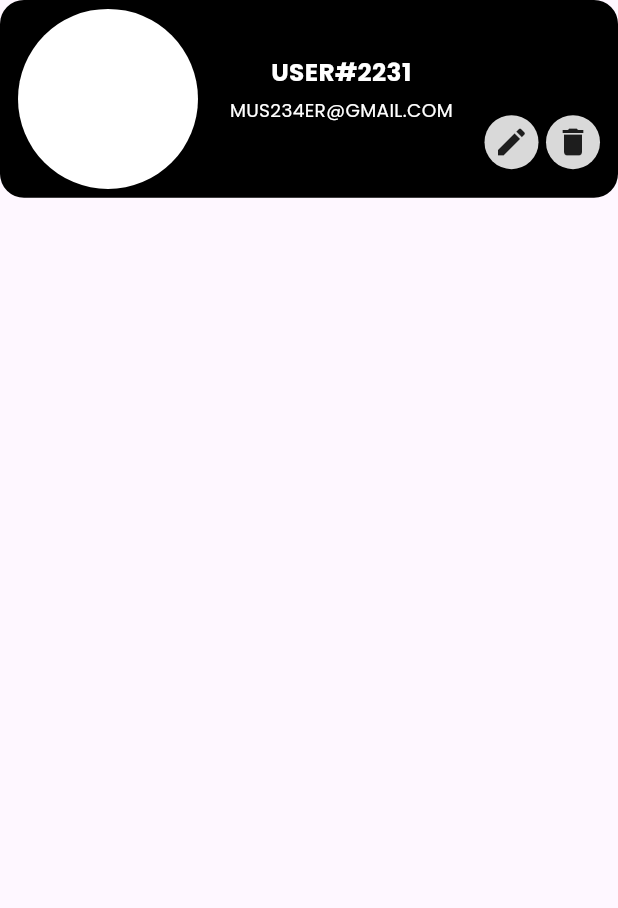
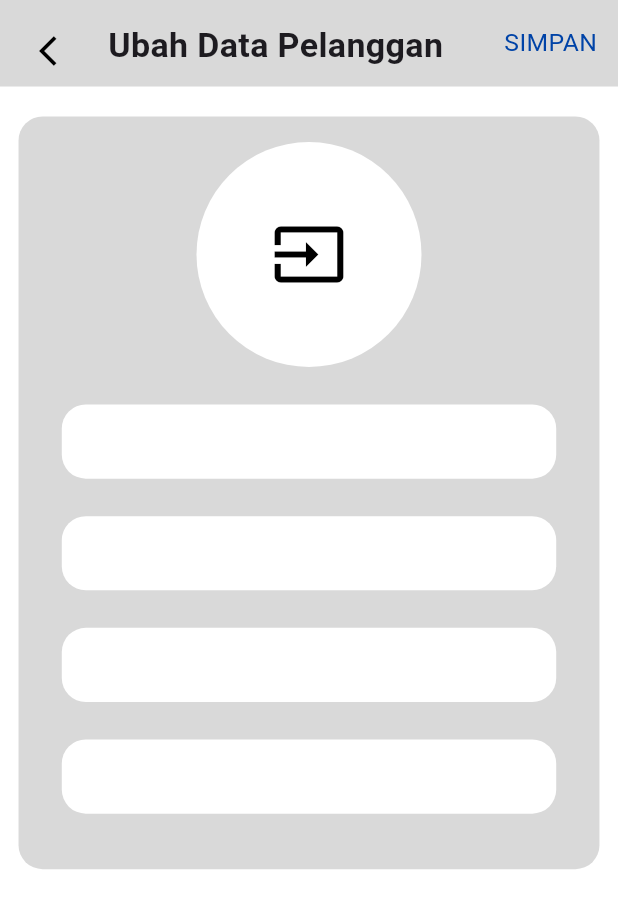
Before and after one commit to silkiy/ukk_kantin_2, a Flutter app: the CardPelangganStan widget shown alone on an empty page, opened directly, after a tap on the "edit" icon, on a phone screen of 412 x 824 dp. Shown: the top 908 px of the screen. Run offline on Flutter 3.47's test engine with Material 3 defaults, Android fonts, the phone set to English and light mode, and no system bars; our stand-ins replace animated_splash_screen, google_fonts, page_transition.

Commit message:
feat (frontend) : add page crud pelanggan

```diff
--- a/lib/components/card_pelanggan_stan.dart
+++ b/lib/components/card_pelanggan_stan.dart
@@ -1,5 +1,7 @@
 import 'package:flutter/material.dart';
 import 'package:google_fonts/google_fonts.dart';
+import 'package:ukk_kantin_menyok/pages/stan/crud/edit_pelanggan_stan_page.dart';
+import 'package:ukk_kantin_menyok/pages/stan/data_pelanggan_stan_page.dart';
 
 class CardPelangganStan extends StatelessWidget {
   const CardPelangganStan({super.key});
@@ -7,7 +9,12 @@ class CardPelangganStan extends StatelessWidget {
   @override
   Widget build(BuildContext context) {
     return GestureDetector(
-      onTap: () {},
+      onTap: () {
+        Navigator.push(
+          context,
+          MaterialPageRoute(builder: (context) => DataPelangganStanPage()),
+        );
+      },
       child: Container(
         height: MediaQuery.of(context).size.height * 0.16,
         width: MediaQuery.of(context).size.width,
@@ -60,7 +67,14 @@ class CardPelangganStan extends StatelessWidget {
                 child: Row(
                   children: [
                     GestureDetector(
-                      onTap: () {},
+                      onTap: () {
+                        Navigator.push(
+                          context,
+                          MaterialPageRoute(
+                            builder: (context) => EditPelangganStanPage(),
+                          ),
+                        );
+                      },
                       child: Container(
                         padding: EdgeInsets.all(6),
                         decoration: BoxDecoration(
--- /dev/null
+++ b/lib/pages/stan/crud/edit_pelanggan_stan_page.dart
@@ -0,0 +1,142 @@
+import 'package:flutter/material.dart';
+
+class EditPelangganStanPage extends StatefulWidget {
+  const EditPelangganStanPage({super.key});
+
+  @override
+  State<EditPelangganStanPage> createState() => _EditPelangganStanPageState();
+}
+
+class _EditPelangganStanPageState extends State<EditPelangganStanPage> {
+  @override
+  Widget build(BuildContext context) {
+    return Scaffold(
+      backgroundColor: Colors.white,
+      body: SafeArea(
+        child: Column(
+          children: [
+            Container(
+              height: MediaQuery.of(context).size.height * 0.07,
+              color: Color(0xffD9D9D9),
+              child: Padding(
+                padding: const EdgeInsets.all(14),
+                child: Container(
+                  child: Row(
+                    mainAxisAlignment: MainAxisAlignment.spaceBetween,
+                    children: [
+                      Row(
+                        children: [
+                          IconButton(
+                            icon: Icon(
+                              Icons.arrow_back_ios,
+                              color: Colors.black,
+                            ),
+                            onPressed: () {
+                              Navigator.pop(context);
+                            },
+                          ),
+                          SizedBox(width: 10),
+                          Text(
+                            "Ubah Data Pelanggan",
+                            style: TextStyle(
+                              fontSize:
+                                  MediaQuery.of(context).size.width * 0.055,
+                              fontWeight: FontWeight.bold,
+                            ),
+                          ),
+                        ],
+                      ),
+                      GestureDetector(
+                        onTap: () {},
+                        child: Text(
+                          "SIMPAN",
+                          style: TextStyle(
+                            fontSize: MediaQuery.of(context).size.width * 0.04,
+                            fontWeight: FontWeight.w400,
+                            color: Color(0xff0043A7),
+                          ),
+                        ),
+                      ),
+                    ],
+                  ),
+                ),
+              ),
+            ),
+            SizedBox(height: 20),
+            Padding(
+              padding: EdgeInsets.symmetric(
+                horizontal: MediaQuery.of(context).size.width * 0.03,
+              ),
+              child: Container(
+                // height: MediaQuery.of(context).size.height * 0.45,
+                width: MediaQuery.of(context).size.width,
+                decoration: BoxDecoration(
+                  borderRadius: BorderRadius.circular(16),
+                  color: Color(0xffD9D9D9),
+                ),
+                child: Padding(
+                  padding: const EdgeInsets.all(12),
+                  child: Column(
+                    children: [
+                      const SizedBox(height: 5),
+                      Container(
+                        width: 150.0,
+                        height: 150.0,
+                        decoration: BoxDecoration(
+                          shape: BoxShape.circle,
+                          color: Colors.white,
+                        ),
+                        child: Icon(
+                          Icons.input,
+                          color: Colors.black,
+                          size: 50,
+                        ),
+                      ),
+                      const SizedBox(height: 25),
+                      Container(
+                        height: MediaQuery.of(context).size.height * 0.06,
+                        width: MediaQuery.of(context).size.width * 0.8,
+                        decoration: BoxDecoration(
+                          borderRadius: BorderRadius.circular(16),
+                          color: Colors.white,
+                        ),
+                      ),
+                      const SizedBox(height: 25),
+                      Container(
+                        height: MediaQuery.of(context).size.height * 0.06,
+                        width: MediaQuery.of(context).size.width * 0.8,
+                        decoration: BoxDecoration(
+                          borderRadius: BorderRadius.circular(16),
+                          color: Colors.white,
+                        ),
+                      ),
+                      const SizedBox(height: 25),
+                      Container(
+                        height: MediaQuery.of(context).size.height * 0.06,
+                        width: MediaQuery.of(context).size.width * 0.8,
+                        decoration: BoxDecoration(
+                          borderRadius: BorderRadius.circular(16),
+                          color: Colors.white,
+                        ),
+                      ),
+                      const SizedBox(height: 25),
+                      Container(
+                        height: MediaQuery.of(context).size.height * 0.06,
+                        width: MediaQuery.of(context).size.width * 0.8,
+                        decoration: BoxDecoration(
+                          borderRadius: BorderRadius.circular(16),
+                          color: Colors.white,
+                        ),
+                      ),
+                      const SizedBox(height: 25),
+                    ],
+                  ),
+                ),
+              ),
+            ),
+          ],
+        ),
+      ),
+    );
+  }
+}
```
Also changed, not shown: lib/pages/stan/crud/add_pelanggan_stan_page.dart (added, +176 -0 lines), lib/pages/stan/data_pelanggan_stan_page.dart (added, +126 -0 lines), lib/pages/stan/pelanggan_stan_page.dart (+7 -1 lines).
